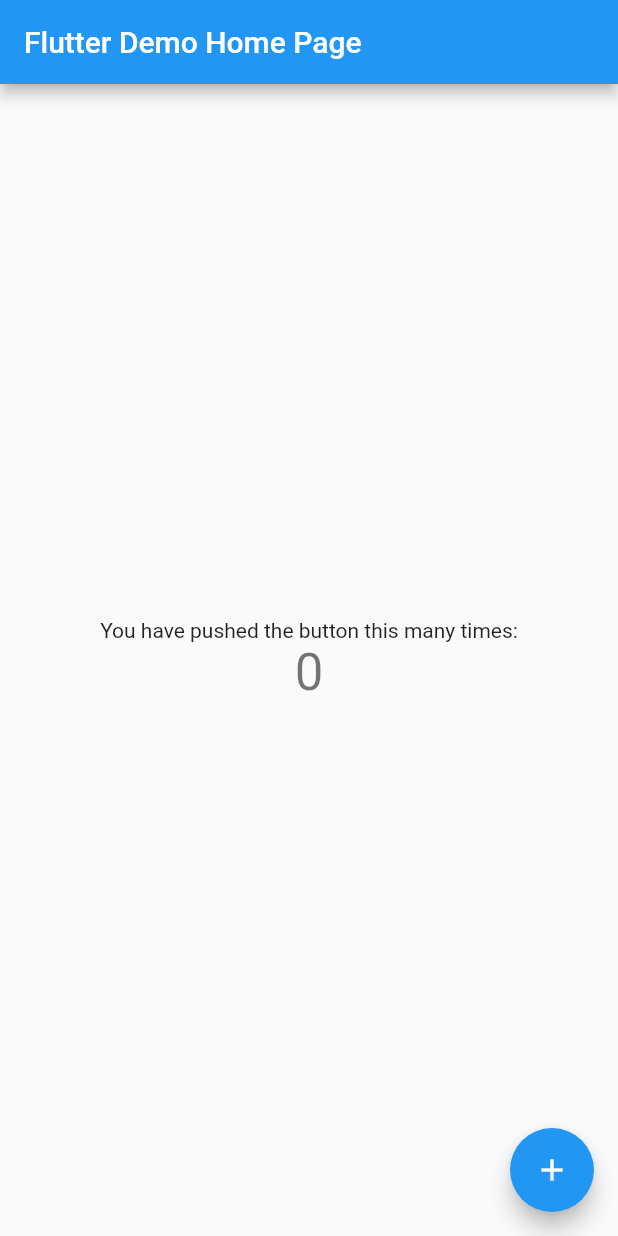
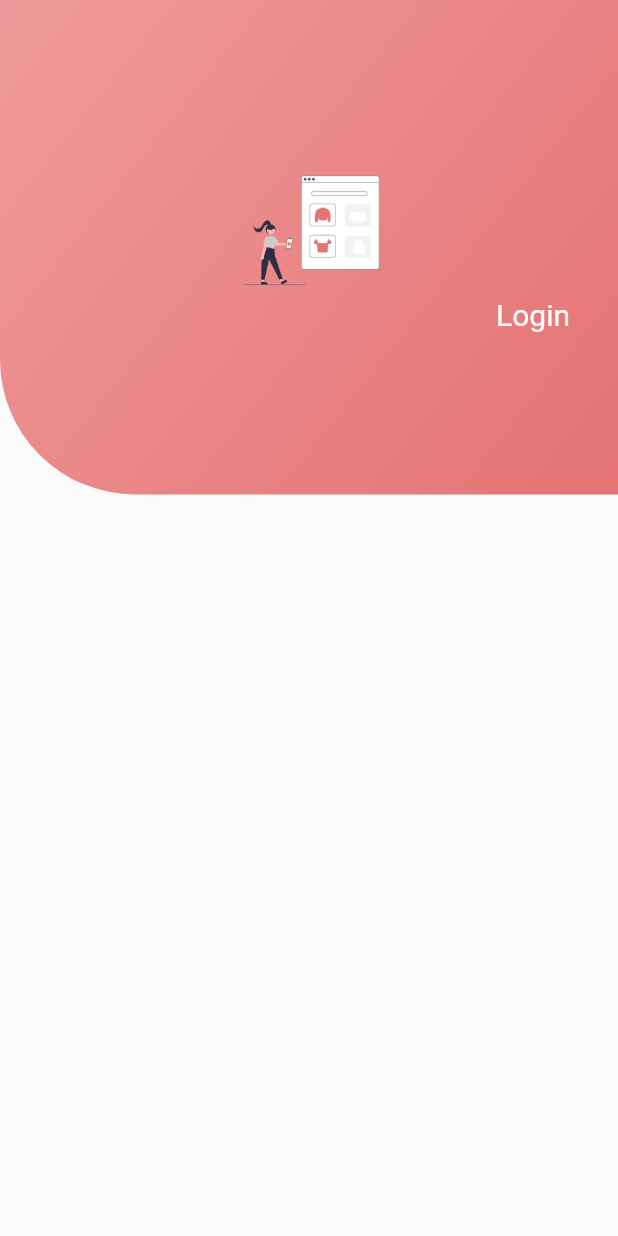
Before and after one commit to WillianyV/Mobile-2020.4-Loja, a Flutter app: the screen it shows after launch, on a phone screen of 412 x 824 dp. Run offline on Flutter 3.47's test engine with Material 2 defaults, Android fonts, the phone set to English and light mode, and no system bars.

Commit message:
Telas
> Splash = finalizada
> Login = Iniciada

```diff
--- /dev/null
+++ b/loja/lib/Constants.dart
@@ -0,0 +1,18 @@
+import 'package:flutter/material.dart';
+
+const primaryColor = Color(0xFFE57373);
+const primaryLightColor = Color(0xFFFFEBEE);
+const primaryGradientColor = LinearGradient(
+  begin: Alignment.topLeft,
+  end: Alignment.bottomRight,
+  colors: [Color(0xFFEF9A9A), Color(0xFFE57373)],
+);
+const secondaryGradientColor = LinearGradient(
+  begin: Alignment.topCenter,
+  end: Alignment.bottomCenter,
+  colors: [Color(0xFFEF9A9A), Color(0xFFE57373)],
+);
+const secondaryColor = Color(0xFF979797);
+const textColor = Color(0xFF757575);
+const secondaryTextColor = Colors.white;
+const animationDuration = Duration(microseconds: 300);
--- /dev/null
+++ b/loja/lib/app/login/LoginScreem.dart
@@ -0,0 +1,45 @@
+import 'package:flutter/cupertino.dart';
+import 'package:flutter/material.dart';
+import 'package:loja/Constants.dart';
+
+class Login extends StatelessWidget {
+  @override
+  Widget build(BuildContext context) {
+    return Scaffold(
+      body: Container(
+        child: Column(
+          children: [
+            Container(
+              width: MediaQuery.of(context).size.width,
+              height: MediaQuery.of(context).size.height / 2.5,
+              decoration: BoxDecoration(
+                  gradient: primaryGradientColor,
+                  borderRadius:
+                      BorderRadius.only(bottomLeft: Radius.circular(90))),
+              child: Column(
+                mainAxisAlignment: MainAxisAlignment.center,
+                children: [
+                  Align(
+                    alignment: Alignment.center,
+                    child: Image.asset(
+                      'assets/images/1.png',
+                      height: 90,
+                    ),
+                  ),
+                  Align(
+                      alignment: Alignment.bottomRight,
+                      child: Padding(
+                        padding: const EdgeInsets.only(right: 32.0),
+                        child: Text('Login',
+                            style: TextStyle(
+                                color: secondaryTextColor, fontSize: 20)),
+                      )),
+                ],
+              ),
+            )
+          ],
+        ),
+      ),
+    );
+  }
+}
--- a/loja/lib/main.dart
+++ b/loja/lib/main.dart
@@ -1,113 +1,26 @@
 import 'package:flutter/material.dart';
+import 'package:loja/app/login/LoginScreem.dart';
+
+import 'app/splash/SplashScreem.dart';
+import 'routes/AppRoutes.dart';
 
 void main() {
   runApp(MyApp());
 }
 
 class MyApp extends StatelessWidget {
-  // This widget is the root of your application.
+  //melhorar as rotas
   @override
   Widget build(BuildContext context) {
     return MaterialApp(
       title: 'Flutter Demo',
       theme: ThemeData(
-        // This is the theme of your application.
-        //
-        // Try running your application with "flutter run". You'll see the
-        // application has a blue toolbar. Then, without quitting the app, try
-        // changing the primarySwatch below to Colors.green and then invoke
-        // "hot reload" (press "r" in the console where you ran "flutter run",
-        // or simply save your changes to "hot reload" in a Flutter IDE).
-        // Notice that the counter didn't reset back to zero; the application
-        // is not restarted.
         primarySwatch: Colors.blue,
       ),
-      home: MyHomePage(title: 'Flutter Demo Home Page'),
+      routes: {
+        AppRoutes.SPLASH: (_) => Splash(),
+        AppRoutes.LOGIN: (_) => Login(),
+      },
     );
   }
 }
-
-class MyHomePage extends StatefulWidget {
-  MyHomePage({Key key, this.title}) : super(key: key);
-
-  // This widget is the home page of your application. It is stateful, meaning
-  // that it has a State object (defined below) that contains fields that affect
-  // how it looks.
-
-  // This class is the configuration for the state. It holds the values (in this
-  // case the title) provided by the parent (in this case the App widget) and
-  // used by the build method of the State. Fields in a Widget subclass are
-  // always marked "final".
-
-  final String title;
-
-  @override
-  _MyHomePageState createState() => _MyHomePageState();
-}
-
-class _MyHomePageState extends State<MyHomePage> {
-  int _counter = 0;
-
-  void _incrementCounter() {
-    setState(() {
-      // This call to setState tells the Flutter framework that something has
-      // changed in this State, which causes it to rerun the build method below
-      // so that the display can reflect the updated values. If we changed
-      // _counter without calling setState(), then the build method would not be
-      // called again, and so nothing would appear to happen.
-      _counter++;
-    });
-  }
-
-  @override
-  Widget build(BuildContext context) {
-    // This method is rerun every time setState is called, for instance as done
-    // by the _incrementCounter method above.
-    //
-    // The Flutter framework has been optimized to make rerunning build methods
-    // fast, so that you can just rebuild anything that needs updating rather
-    // than having to individually change instances of widgets.
-    return Scaffold(
-      appBar: AppBar(
-        // Here we take the value from the MyHomePage object that was created by
-        // the App.build method, and use it to set our appbar title.
-        title: Text(widget.title),
-      ),
-      body: Center(
-        // Center is a layout widget. It takes a single child and positions it
-        // in the middle of the parent.
-        child: Column(
-          // Column is also a layout widget. It takes a list of children and
-          // arranges them vertically. By default, it sizes itself to fit its
-          // children horizontally, and tries to be as tall as its parent.
-          //
-          // Invoke "debug painting" (press "p" in the console, choose the
-          // "Toggle Debug Paint" action from the Flutter Inspector in Android
-          // Studio, or the "Toggle Debug Paint" command in Visual Studio Code)
-          // to see the wireframe for each widget.
-          //
-          // Column has various properties to control how it sizes itself and
-          // how it positions its children. Here we use mainAxisAlignment to
-          // center the children vertically; the main axis here is the vertical
-          // axis because Columns are vertical (the cross axis would be
-          // horizontal).
-          mainAxisAlignment: MainAxisAlignment.center,
-          children: <Widget>[
-            Text(
-              'You have pushed the button this many times:',
-            ),
-            Text(
-              '$_counter',
-              style: Theme.of(context).textTheme.headline4,
-            ),
-          ],
-        ),
-      ),
-      floatingActionButton: FloatingActionButton(
-        onPressed: _incrementCounter,
-        tooltip: 'Increment',
-        child: Icon(Icons.add),
-      ), // This trailing comma makes auto-formatting nicer for build methods.
-    );
-  }
-}
--- /dev/null
+++ b/loja/lib/routes/AppRoutes.dart
@@ -0,0 +1,5 @@
+class AppRoutes {
+  static const SPLASH = '/';
+  static const HOME = '/home';
+  static const LOGIN = '/login';
+}
```
Also changed, not shown: loja/lib/app/splash/SplashScreem.dart (added, +49 -0 lines), loja/pubspec.yaml (+6 -3 lines), loja/assets/images/1.png (added), loja/pubspec.lock, 1 other file.
